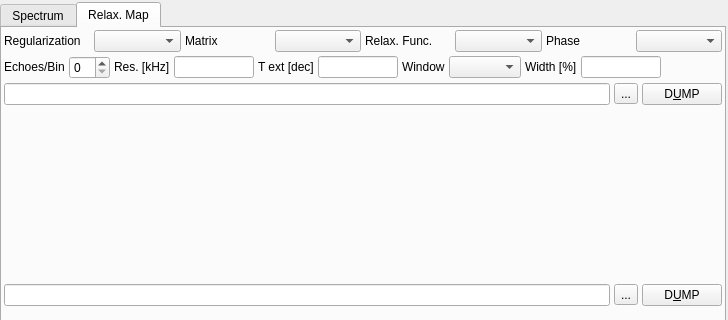
Before: the Qt Designer form modules/nmr/nmrfspectrumform.ui in northriv/KAME, drawn with Qt 5; both pictures show x 214 to 942 and y 0 to 320 of the 942 by 487 pixel window.
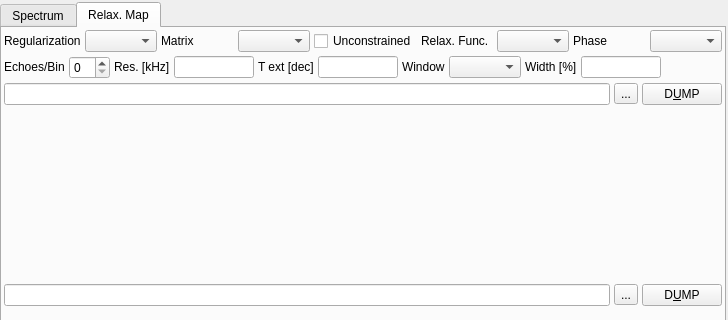
After: the same form once the commit is applied. The open tabs and pages were chosen to show the change. Custom widgets are drawn as their Qt base class.

Commit message: nmr: an Unconstrained switch shows what the constraint removed (user)

The edit to the form file:
```diff
--- a/modules/nmr/nmrfspectrumform.ui
+++ b/modules/nmr/nmrfspectrumform.ui
@@ -900,6 +900,22 @@
               <item>
                <widget class="QComboBox" name="m_cmbMapTikhonovMatrix"/>
               </item>
+            <item>
+             <widget class="QCheckBox" name="m_ckbMapUnconstrained">
+              <property name="sizePolicy">
+               <sizepolicy hsizetype="Fixed" vsizetype="Fixed">
+                <horstretch>0</horstretch>
+                <verstretch>0</verstretch>
+               </sizepolicy>
+              </property>
+              <property name="toolTip">
+               <string>Show the unconstrained (linear) inversion instead of the non-negative one. Negative lobes point at the phase or the baseline.</string>
+              </property>
+              <property name="text">
+               <string>Unconstrained</string>
+              </property>
+             </widget>
+            </item>
               <item>
                <widget class="QLabel" name="textLabelMapRelaxFunc">
                 <property name="sizePolicy">
```
Left out of the diff: 1 changed line with no effect on the pictures. The commit also changes 9 other files.
